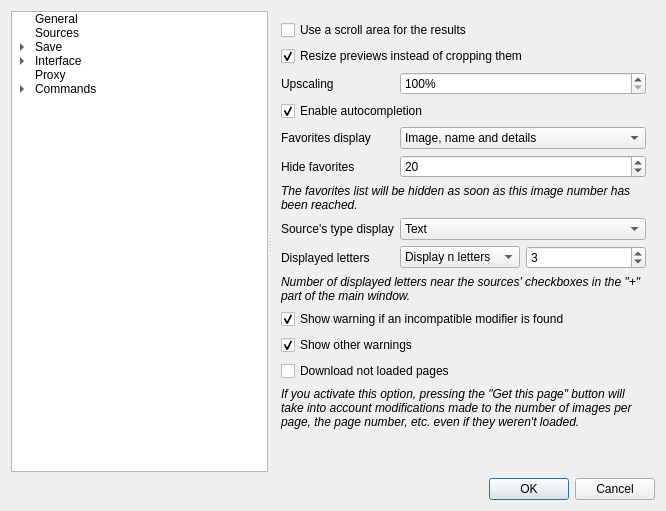
Old version of the form gui/src/settings/optionswindow.ui in the repository Bionus/imgbrd-grabber.
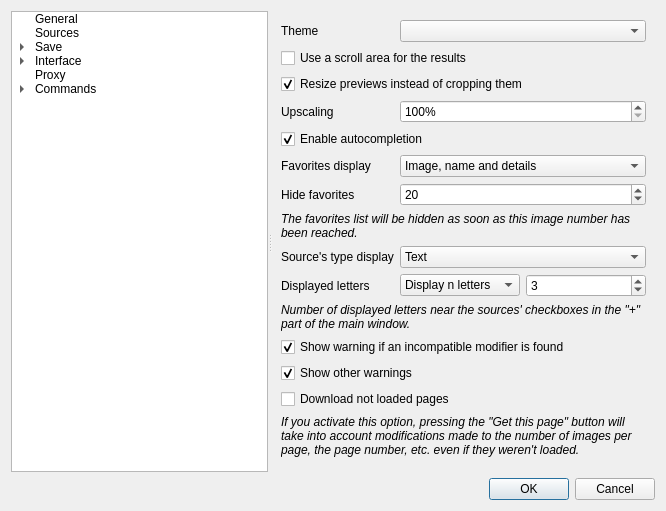
New version of the form. The open tabs and pages were chosen to show the change. Icons and pictures are not drawn.

Commit message: Add theme management (fix #813)

What changed in the file:
```diff
--- a/gui/src/settings/optionswindow.ui
+++ b/gui/src/settings/optionswindow.ui
@@ -1548,14 +1548,14 @@
         <property name="fieldGrowthPolicy">
          <enum>QFormLayout::AllNonFixedFieldsGrow</enum>
         </property>
-        <item row="0" column="0" colspan="2">
+        <item row="1" column="0" colspan="2">
          <widget class="QCheckBox" name="checkResultsScrollArea">
           <property name="text">
            <string>Use a scroll area for the results</string>
           </property>
          </widget>
         </item>
-        <item row="1" column="0" colspan="2">
+        <item row="2" column="0" colspan="2">
          <widget class="QCheckBox" name="checkResizeInsteadOfCropping">
           <property name="text">
            <string>Resize previews instead of cropping them</string>
@@ -1565,14 +1565,14 @@
           </property>
          </widget>
         </item>
-        <item row="2" column="0">
+        <item row="3" column="0">
          <widget class="QLabel" name="labelThumbnailUpscale">
           <property name="text">
            <string>Upscaling</string>
           </property>
          </widget>
         </item>
-        <item row="2" column="1">
+        <item row="3" column="1">
          <widget class="QSpinBox" name="spinThumbnailUpscale">
           <property name="suffix">
            <string>%</string>
@@ -1585,7 +1585,7 @@
           </property>
          </widget>
         </item>
-        <item row="3" column="0" colspan="2">
+        <item row="4" column="0" colspan="2">
          <widget class="QCheckBox" name="checkAutocompletion">
           <property name="text">
            <string>Enable autocompletion</string>
@@ -1595,14 +1595,14 @@
           </property>
          </widget>
         </item>
-        <item row="4" column="0">
+        <item row="5" column="0">
          <widget class="QLabel" name="label_26">
           <property name="text">
            <string>Favorites display</string>
           </property>
          </widget>
         </item>
-        <item row="4" column="1">
+        <item row="5" column="1">
          <widget class="QComboBox" name="comboFavoritesDisplay">
           <item>
            <property name="text">
@@ -1641,14 +1641,14 @@
           </item>
          </widget>
         </item>
-        <item row="5" column="0">
+        <item row="6" column="0">
          <widget class="QLabel" name="label_39">
           <property name="text">
            <string>Hide favorites</string>
           </property>
          </widget>
         </item>
-        <item row="5" column="1">
+        <item row="6" column="1">
          <widget class="QSpinBox" name="spinHideFavorites">
           <property name="maximum">
            <number>1000</number>
@@ -1658,7 +1658,7 @@
           </property>
          </widget>
         </item>
-        <item row="6" column="0" colspan="2">
+        <item row="7" column="0" colspan="2">
          <widget class="QLabel" name="label_40">
           <property name="text">
            <string>&lt;i&gt;The favorites list will be hidden as soon as this image number has been reached.&lt;/i&gt;</string>
@@ -1668,14 +1668,14 @@
           </property>
          </widget>
         </item>
-        <item row="7" column="0">
+        <item row="8" column="0">
          <widget class="QLabel" name="label_41">
           <property name="text">
            <string>Source's type display</string>
           </property>
          </widget>
         </item>
-        <item row="7" column="1">
+        <item row="8" column="1">
          <widget class="QComboBox" name="comboSources">
           <item>
            <property name="text">
@@ -1699,14 +1699,14 @@
           </item>
          </widget>
         </item>
-        <item row="8" column="0">
+        <item row="9" column="0">
          <widget class="QLabel" name="label_42">
           <property name="text">
            <string>Displayed letters</string>
           </property>
          </widget>
         </item>
-        <item row="8" column="1">
+        <item row="9" column="1">
          <layout class="QHBoxLayout" name="horizontalLayout_9">
           <item>
            <widget class="QComboBox" name="comboSourcesLetters">
@@ -1742,7 +1742,7 @@
           </item>
          </layout>
         </item>
-        <item row="9" column="0" colspan="2">
+        <item row="10" column="0" colspan="2">
          <widget class="QLabel" name="label_43">
           <property name="text">
            <string>&lt;i&gt;Number of displayed letters near the sources' checkboxes in the &quot;+&quot; part of the main window.&lt;/i&gt;</string>
@@ -1752,7 +1752,7 @@
           </property>
          </widget>
         </item>
-        <item row="10" column="0" colspan="2">
+        <item row="11" column="0" colspan="2">
          <widget class="QCheckBox" name="checkShowTagWarning">
           <property name="text">
            <string>Show warning if an incompatible modifier is found</string>
@@ -1762,7 +1762,7 @@
           </property>
          </widget>
         </item>
-        <item row="11" column="0" colspan="2">
+        <item row="12" column="0" colspan="2">
          <widget class="QCheckBox" name="checkShowWarnings">
           <property name="text">
            <string>Show other warnings</string>
@@ -1772,14 +1772,14 @@
           </property>
          </widget>
         </item>
-        <item row="12" column="0" colspan="2">
+        <item row="13" column="0" colspan="2">
          <widget class="QCheckBox" name="checkGetUnloadedPages">
           <property name="text">
            <string>Download not loaded pages</string>
           </property>
          </widget>
         </item>
-        <item row="13" column="0" colspan="2">
+        <item row="14" column="0" colspan="2">
          <widget class="QLabel" name="label_66">
           <property name="text">
            <string>&lt;i&gt;If you activate this option, pressing the &quot;Get this page&quot; button will take into account modifications made to the number of images per page, the page number, etc. even if they weren't loaded.&lt;/i&gt;</string>
@@ -1789,6 +1789,16 @@
           </property>
          </widget>
         </item>
+        <item row="0" column="0">
+         <widget class="QLabel" name="labelTheme">
+          <property name="text">
+           <string>Theme</string>
+          </property>
+         </widget>
+        </item>
+        <item row="0" column="1">
+         <widget class="QComboBox" name="comboTheme"/>
+        </item>
        </layout>
       </widget>
       <widget class="QWidget" name="pageImageWindow">
```
Left out of the diff: 7 changed lines with no effect on the pictures. The commit also changes 5 other files.
